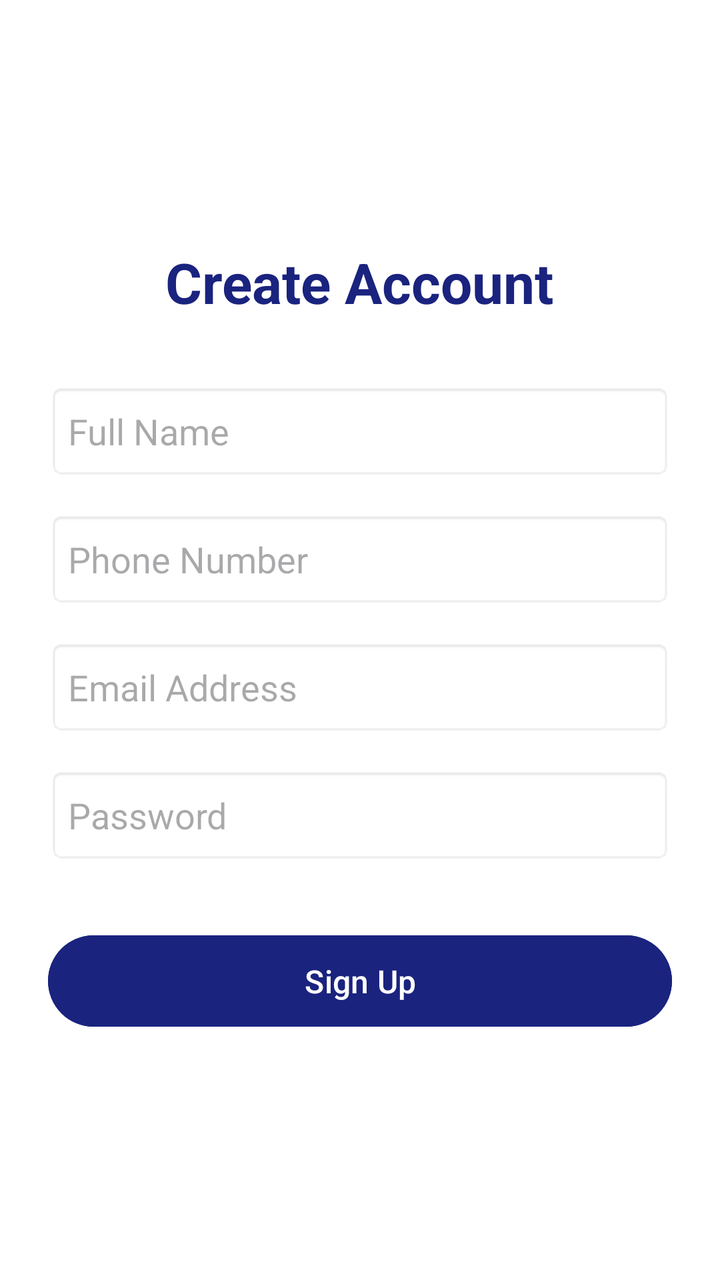
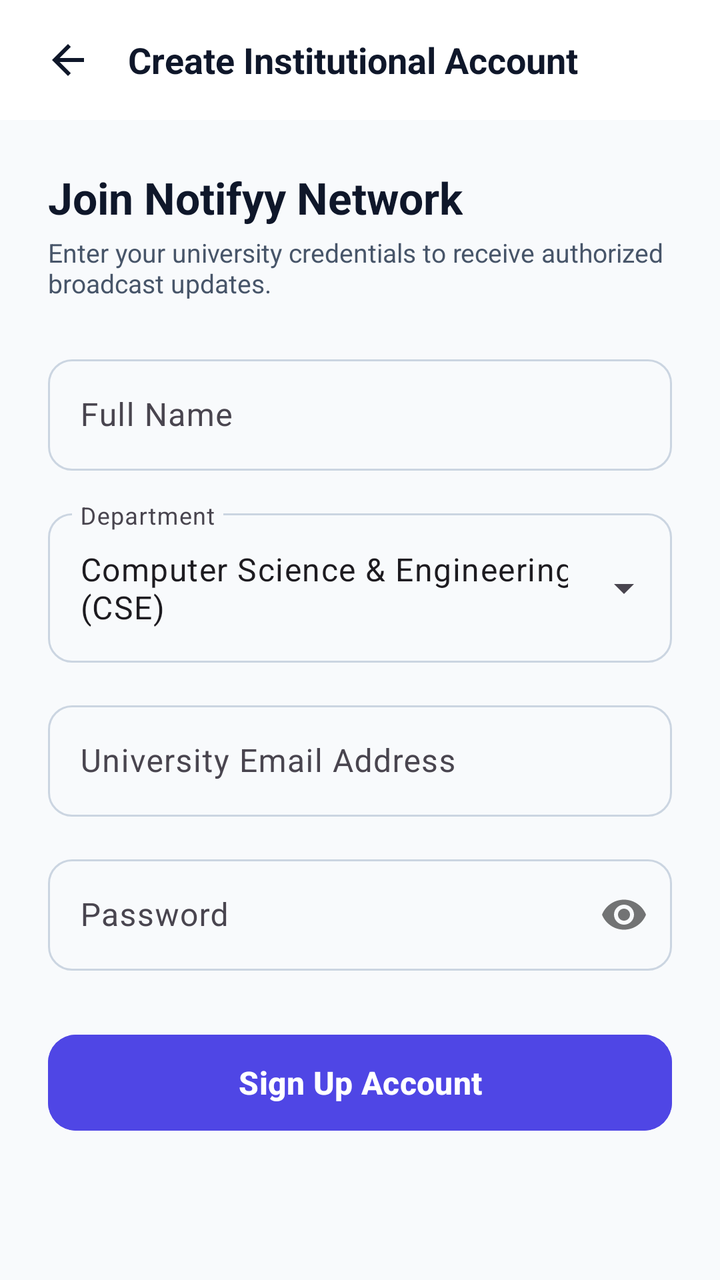

An Android layout rendered at two revisions. The XML below is the earlier revision; the diff shows what the commit changed to produce the second picture.
<!-- AndroidManifest.xml: application theme Theme.Notify -->
<!-- res/layout/activity_register.xml -->
<?xml version="1.0" encoding="utf-8"?>
<LinearLayout xmlns:android="http://schemas.android.com/apk/res/android"
    android:layout_width="match_parent"
    android:layout_height="match_parent"
    android:orientation="vertical"
    android:padding="24dp"
    android:gravity="center"
    android:background="#FFFFFF">

    <TextView
        android:layout_width="wrap_content"
        android:layout_height="wrap_content"
        android:text="Create Account"
        android:textSize="28sp"
        android:textStyle="bold"
        android:textColor="#1A237E"
        android:layout_marginBottom="32dp" />

    <EditText
        android:id="@+id/etRegName"
        android:layout_width="match_parent"
        android:layout_height="wrap_content"
        android:hint="Full Name"
        android:inputType="textPersonName"
        android:minHeight="48dp"
        android:background="@android:drawable/editbox_background"
        android:padding="10dp"
        android:layout_marginBottom="16dp"/>

    <EditText
        android:id="@+id/etRegPhone"
        android:layout_width="match_parent"
        android:layout_height="wrap_content"
        android:hint="Phone Number"
        android:inputType="phone"
        android:minHeight="48dp"
        android:background="@android:drawable/editbox_background"
        android:padding="10dp"
        android:layout_marginBottom="16dp"/>

    <EditText
        android:id="@+id/etRegEmail"
        android:layout_width="match_parent"
        android:layout_height="wrap_content"
        android:hint="Email Address"
        android:inputType="textEmailAddress"
        android:minHeight="48dp"
        android:background="@android:drawable/editbox_background"
        android:padding="10dp"
        android:layout_marginBottom="16dp"/>

    <EditText
        android:id="@+id/etRegPassword"
        android:layout_width="match_parent"
        android:layout_height="wrap_content"
        android:hint="Password"
        android:inputType="textPassword"
        android:minHeight="48dp"
        android:background="@android:drawable/editbox_background"
        android:padding="10dp"
        android:layout_marginBottom="32dp"/>

    <Button
        android:id="@+id/btnRegister"
        android:layout_width="match_parent"
        android:layout_height="wrap_content"
        android:text="Sign Up"
        android:textColor="#FFFFFF"
        android:backgroundTint="#1A237E"
        android:padding="12dp"
        android:textSize="16sp"/>

</LinearLayout>
<!-- resources referenced by this layout -->
<resources>
  <style name="Theme.Notify" parent="Base.Theme.Notify" />
  <style name="Base.Theme.Notify" parent="Theme.Material3.DayNight.NoActionBar">
          
          
      </style>
</resources>

<!-- the commit's change to res/layout/activity_register.xml (unified diff, before → after) -->
@@ -1,73 +1,169 @@
 <?xml version="1.0" encoding="utf-8"?>
-<LinearLayout xmlns:android="http://schemas.android.com/apk/res/android"
+<androidx.coordinatorlayout.widget.CoordinatorLayout
+    xmlns:android="http://schemas.android.com/apk/res/android"
+    xmlns:app="http://schemas.android.com/apk/res-auto"
+    xmlns:tools="http://schemas.android.com/tools"
     android:layout_width="match_parent"
     android:layout_height="match_parent"
-    android:orientation="vertical"
-    android:padding="24dp"
-    android:gravity="center"
-    android:background="#FFFFFF">
+    android:background="@color/background">
 
-    <TextView
-        android:layout_width="wrap_content"
-        android:layout_height="wrap_content"
-        android:text="Create Account"
-        android:textSize="28sp"
-        android:textStyle="bold"
-        android:textColor="#1A237E"
-        android:layout_marginBottom="32dp" />
-
-    <EditText
-        android:id="@+id/etRegName"
+    
+    <com.google.android.material.appbar.AppBarLayout
         android:layout_width="match_parent"
         android:layout_height="wrap_content"
-        android:hint="Full Name"
-        android:inputType="textPersonName"
-        android:minHeight="48dp"
-        android:background="@android:drawable/editbox_background"
-        android:padding="10dp"
-        android:layout_marginBottom="16dp"/>
+        android:background="@color/surface"
+        app:elevation="2dp">
 
-    <EditText
-        android:id="@+id/etRegPhone"
+        <LinearLayout
+            android:layout_width="match_parent"
+            android:layout_height="60dp"
+            android:gravity="center_vertical"
+            android:orientation="horizontal"
+            android:paddingHorizontal="16dp">
+
+            <ImageButton
+                android:id="@+id/btnBack"
+                android:layout_width="36dp"
+                android:layout_height="36dp"
+                android:background="?attr/selectableItemBackgroundBorderless"
+                android:contentDescription="Back"
+                android:src="@drawable/ic_arrow_back"
+                app:tint="@color/on_surface" />
+
+            <TextView
+                android:layout_width="wrap_content"
+                android:layout_height="wrap_content"
+                android:layout_marginStart="12dp"
+                android:text="Create Institutional Account"
+                android:textColor="@color/on_surface"
+                android:textSize="18sp"
+                android:textStyle="bold" />
+        </LinearLayout>
+    </com.google.android.material.appbar.AppBarLayout>
+
+    <androidx.core.widget.NestedScrollView
         android:layout_width="match_parent"
-        android:layout_height="wrap_content"
-        android:hint="Phone Number"
-        android:inputType="phone"
-        android:minHeight="48dp"
-        android:background="@android:drawable/editbox_background"
-        android:padding="10dp"
-        android:layout_marginBottom="16dp"/>
+        android:layout_height="match_parent"
+        android:padding="24dp"
+        app:layout_behavior="@string/appbar_scrolling_view_behavior">
 
-    <EditText
-        android:id="@+id/etRegEmail"
-        android:layout_width="match_parent"
-        android:layout_height="wrap_content"
-        android:hint="Email Address"
-        android:inputType="textEmailAddress"
-        android:minHeight="48dp"
-        android:background="@android:drawable/editbox_background"
-        android:padding="10dp"
-        android:layout_marginBottom="16dp"/>
+        <LinearLayout
+            android:layout_width="match_parent"
+            android:layout_height="wrap_content"
+            android:orientation="vertical">
 
-    <EditText
-        android:id="@+id/etRegPassword"
-        android:layout_width="match_parent"
-        android:layout_height="wrap_content"
-        android:hint="Password"
-        android:inputType="textPassword"
-        android:minHeight="48dp"
-        android:background="@android:drawable/editbox_background"
-        android:padding="10dp"
-        android:layout_marginBottom="32dp"/>
+            <TextView
+                android:layout_width="wrap_content"
+                android:layout_height="wrap_content"
+                android:text="Join Notifyy Network"
+                android:textSize="22sp"
+                android:textStyle="bold"
+                android:textColor="@color/on_surface" />
 
-    <Button
-        android:id="@+id/btnRegister"
-        android:layout_width="match_parent"
-        android:layout_height="wrap_content"
-        android:text="Sign Up"
-        android:textColor="#FFFFFF"
-        android:backgroundTint="#1A237E"
-        android:padding="12dp"
-        android:textSize="16sp"/>
+            <TextView
+                android:layout_width="wrap_content"
+                android:layout_height="wrap_content"
+                android:text="Enter your university credentials to receive authorized broadcast updates."
+                android:textSize="13sp"
+                android:textColor="@color/on_surface_medium"
+                android:layout_marginTop="4dp"
+                android:layout_marginBottom="24dp" />
 
-</LinearLayout>
+            
+            <com.google.android.material.textfield.TextInputLayout
+                android:id="@+id/tilName"
+                style="@style/Widget.Material3.TextInputLayout.OutlinedBox"
+                android:layout_width="match_parent"
+                android:layout_height="wrap_content"
+                android:hint="Full Name"
+                app:boxCornerRadiusTopStart="12dp"
+                app:boxCornerRadiusTopEnd="12dp"
+                app:boxCornerRadiusBottomStart="12dp"
+                app:boxCornerRadiusBottomEnd="12dp"
+                android:layout_marginBottom="16dp">
+
+                <com.google.android.material.textfield.TextInputEditText
+                    android:id="@+id/etRegName"
+                    android:layout_width="match_parent"
+                    android:layout_height="wrap_content"
+                    android:inputType="textPersonName" />
+            </com.google.android.material.textfield.TextInputLayout>
+
+            
+            <com.google.android.material.textfield.TextInputLayout
+                android:id="@+id/tilDepartment"
+                style="@style/Widget.Material3.TextInputLayout.OutlinedBox.ExposedDropdownMenu"
+                android:layout_width="match_parent"
+                android:layout_height="wrap_content"
+                android:hint="Department"
+                app:boxCornerRadiusTopStart="12dp"
+                app:boxCornerRadiusTopEnd="12dp"
+                app:boxCornerRadiusBottomStart="12dp"
+                app:boxCornerRadiusBottomEnd="12dp"
+                android:layout_marginBottom="16dp">
+
+                <AutoCompleteTextView
+                    android:id="@+id/actvDepartment"
+                    android:layout_width="match_parent"
+                    android:layout_height="wrap_content"
+                    android:inputType="none"
+                    android:text="Computer Science &amp; Engineering (CSE)" />
+            </com.google.android.material.textfield.TextInputLayout>
+
+            
+            <com.google.android.material.textfield.TextInputLayout
+                android:id="@+id/tilEmail"
+                style="@style/Widget.Material3.TextInputLayout.OutlinedBox"
+                android:layout_width="match_parent"
+                android:layout_height="wrap_content"
+                android:hint="University Email Address"
+                app:boxCornerRadiusTopStart="12dp"
+                app:boxCornerRadiusTopEnd="12dp"
+                app:boxCornerRadiusBottomStart="12dp"
+                app:boxCornerRadiusBottomEnd="12dp"
+                android:layout_marginBottom="16dp">
+
+                <com.google.android.material.textfield.TextInputEditText
+                    android:id="@+id/etRegEmail"
+                    android:layout_width="match_parent"
+                    android:layout_height="wrap_content"
+                    android:inputType="textEmailAddress" />
+            </com.google.android.material.textfield.TextInputLayout>
+
+            
+            <com.google.android.material.textfield.TextInputLayout
+                android:id="@+id/tilPassword"
+                style="@style/Widget.Material3.TextInputLayout.OutlinedBox"
+                android:layout_width="match_parent"
+                android:layout_height="wrap_content"
+                android:hint="Password"
+                app:passwordToggleEnabled="true"
+                app:boxCornerRadiusTopStart="12dp"
+                app:boxCornerRadiusTopEnd="12dp"
+                app:boxCornerRadiusBottomStart="12dp"
+                app:boxCornerRadiusBottomEnd="12dp"
+                android:layout_marginBottom="28dp">
+
+                <com.google.android.material.textfield.TextInputEditText
+                    android:id="@+id/etRegPassword"
+                    android:layout_width="match_parent"
+                    android:layout_height="wrap_content"
+                    android:inputType="textPassword" />
+            </com.google.android.material.textfield.TextInputLayout>
+
+            
+            <com.google.android.material.button.MaterialButton
+                android:id="@+id/btnRegister"
+                android:layout_width="match_parent"
+                android:layout_height="56dp"
+                android:text="Sign Up Account"
+                android:textSize="16sp"
+                android:textStyle="bold"
+                app:cornerRadius="14dp"
+                android:backgroundTint="@color/primary"
+                android:textColor="@color/on_primary" />
+
+        </LinearLayout>
+    </androidx.core.widget.NestedScrollView>
+
+</androidx.coordinatorlayout.widget.CoordinatorLayout>
<!-- resource entries referenced after the edit -->
@@ -1,9 +1,57 @@
 <!-- resources referenced by this layout -->
 <resources>
+  <color name="background">#F8FAFC</color>
+  <color name="on_primary">#FFFFFF</color>
+  <color name="on_surface">#0F172A</color>
+  <color name="on_surface_medium">#475569</color>
+  <color name="primary">#4F46E5</color>
+  <color name="surface">#FFFFFF</color>
+  <!-- drawable ic_arrow_back (drawable) -->
+  <vector xmlns:android="http://schemas.android.com/apk/res/android"
+      android:width="24dp"
+      android:height="24dp"
+      android:viewportWidth="24"
+      android:viewportHeight="24">
+    <path
+        android:fillColor="#FFFFFFFF"
+        android:pathData="M20,11H7.83l5.59,-5.59L12,4l-8,8 8,8 1.41,-1.41L7.83,13H20v-2z"/>
+  </vector>
   <style name="Theme.Notify" parent="Base.Theme.Notify" />
   <style name="Base.Theme.Notify" parent="Theme.Material3.DayNight.NoActionBar">
           
+          <item name="colorPrimary">@color/primary</item>
+          <item name="colorPrimaryVariant">@color/primary_dark</item>
+          <item name="colorOnPrimary">@color/on_primary</item>
+          <item name="colorPrimaryContainer">@color/primary_container</item>
+          <item name="colorOnPrimaryContainer">@color/on_primary_container</item>
+  
           
+          <item name="colorSecondary">@color/secondary</item>
+          <item name="colorSecondaryContainer">@color/secondary_container</item>
+          <item name="colorOnSecondary">@color/on_secondary</item>
+          <item name="colorOnSecondaryContainer">@color/on_secondary_container</item>
+  
+          <item name="android:colorBackground">@color/background</item>
+          <item name="colorSurface">@color/surface</item>
+          <item name="colorOnSurface">@color/on_surface</item>
+          <item name="colorSurfaceVariant">@color/surface_variant</item>
+          <item name="colorOutline">@color/outline</item>
+          <item name="colorOutlineVariant">@color/outline_variant</item>
+  
+          
+          <item name="android:statusBarColor">@color/primary_dark</item>
+          <item name="android:windowLightStatusBar" tools:targetApi="m">false</item>
+          <item name="android:navigationBarColor">@color/surface</item>
       </style>
+  <color name="primary_dark">#4338CA</color>
+  <color name="primary_container">#E0E7FF</color>
+  <color name="on_primary_container">#312E81</color>
+  <color name="secondary">#10B981</color>
+  <color name="secondary_container">#D1FAE5</color>
+  <color name="on_secondary">#FFFFFF</color>
+  <color name="on_secondary_container">#064E3B</color>
+  <color name="surface_variant">#F1F5F9</color>
+  <color name="outline">#CBD5E1</color>
+  <color name="outline_variant">#E2E8F0</color>
 </resources>
 
